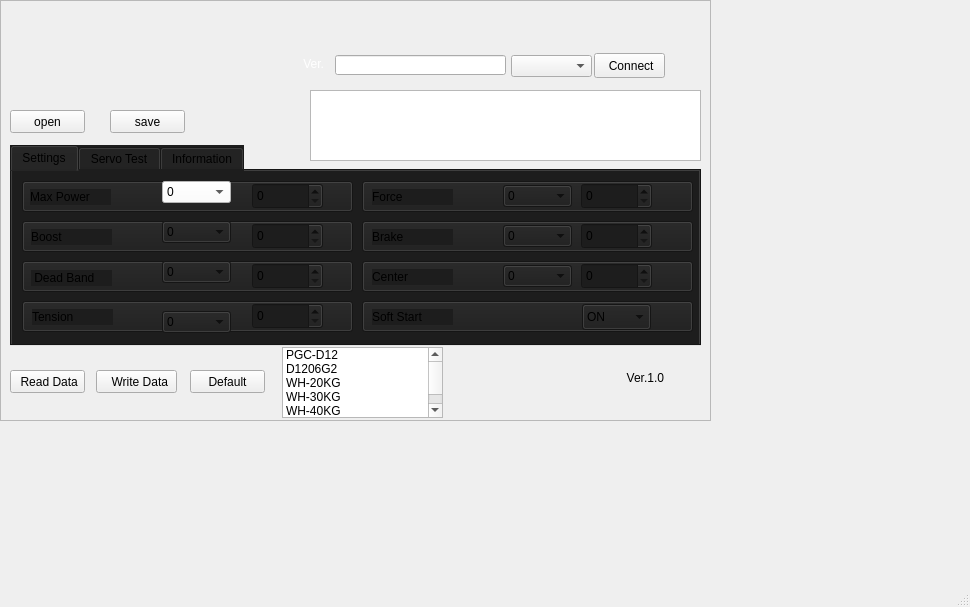
Qt form HDclientNew/mainwindow.ui (lisi099/ServoFixtureAll) before a commit.
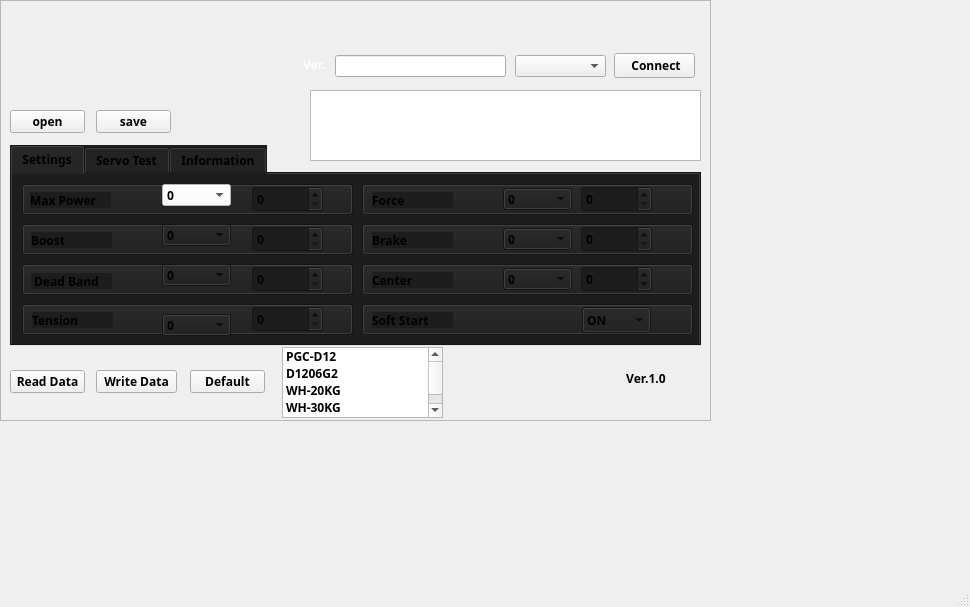
The same form after that commit. The open tabs and pages were chosen to show the change. Icons and pictures are not drawn. Custom widgets are drawn as their Qt base class.

Patch:
```diff
--- a/HDclientNew/mainwindow.ui
+++ b/HDclientNew/mainwindow.ui
@@ -23,11 +23,18 @@
       <height>201</height>
      </rect>
     </property>
+    <property name="font">
+     <font>
+      <family>微软雅黑</family>
+      <weight>75</weight>
+      <bold>true</bold>
+     </font>
+    </property>
     <property name="styleSheet">
      <string notr="true">background-color: rgb(29, 29, 29);</string>
     </property>
     <property name="currentIndex">
-     <number>2</number>
+     <number>1</number>
     </property>
     <widget class="QWidget" name="tab_2">
      <attribute name="title">
@@ -48,6 +55,13 @@
         <height>13</height>
        </size>
       </property>
+      <property name="font">
+       <font>
+        <family>微软雅黑</family>
+        <weight>75</weight>
+        <bold>true</bold>
+       </font>
+      </property>
       <property name="layoutDirection">
        <enum>Qt::LeftToRight</enum>
       </property>
@@ -64,6 +78,13 @@
         <height>16</height>
        </rect>
       </property>
+      <property name="font">
+       <font>
+        <family>微软雅黑</family>
+        <weight>75</weight>
+        <bold>true</bold>
+       </font>
+      </property>
       <property name="text">
        <string>Max Power</string>
       </property>
@@ -77,6 +98,13 @@
         <height>31</height>
        </rect>
       </property>
+      <property name="font">
+       <font>
+        <family>微软雅黑</family>
+        <weight>75</weight>
+        <bold>true</bold>
+       </font>
+      </property>
       <property name="layoutDirection">
        <enum>Qt::LeftToRight</enum>
       </property>
@@ -93,6 +121,13 @@
         <height>31</height>
        </rect>
       </property>
+      <property name="font">
+       <font>
+        <family>微软雅黑</family>
+        <weight>75</weight>
+        <bold>true</bold>
+       </font>
+      </property>
       <property name="layoutDirection">
        <enum>Qt::LeftToRight</enum>
       </property>
@@ -109,6 +144,13 @@
         <height>31</height>
        </rect>
       </property>
+      <property name="font">
+       <font>
+        <family>微软雅黑</family>
+        <weight>75</weight>
+        <bold>true</bold>
+       </font>
+      </property>
       <property name="layoutDirection">
        <enum>Qt::LeftToRight</enum>
       </property>
@@ -125,6 +167,13 @@
         <height>31</height>
        </rect>
       </property>
+      <property name="font">
+       <font>
+        <family>微软雅黑</family>
+        <weight>75</weight>
+        <bold>true</bold>
+       </font>
+      </property>
       <property name="layoutDirection">
        <enum>Qt::LeftToRight</enum>
       </property>
@@ -141,6 +190,13 @@
         <height>22</height>
        </rect>
       </property>
+      <property name="font">
+       <font>
+        <family>微软雅黑</family>
+        <weight>75</weight>
+        <bold>true</bold>
+       </font>
+      </property>
       <property name="styleSheet">
        <string notr="true">background-color: rgb(255, 255, 255);
 color: rgb(0, 0, 0);</string>
@@ -210,6 +266,13 @@
         <height>22</height>
        </rect>
       </property>
+      <property name="font">
+       <font>
+        <family>微软雅黑</family>
+        <weight>75</weight>
+        <bold>true</bold>
+       </font>
+      </property>
       <item>
        <property name="text">
         <string>0</string>
@@ -275,6 +338,13 @@
         <height>22</height>
        </rect>
       </property>
+      <property name="font">
+       <font>
+        <family>微软雅黑</family>
+        <weight>75</weight>
+        <bold>true</bold>
+       </font>
+      </property>
       <item>
        <property name="text">
         <string>0</string>
@@ -340,6 +410,13 @@
         <height>22</height>
        </rect>
       </property>
+      <property name="font">
+       <font>
+        <family>微软雅黑</family>
+        <weight>75</weight>
+        <bold>true</bold>
+       </font>
+      </property>
       <item>
        <property name="text">
         <string>0</string>
@@ -405,6 +482,13 @@
         <height>31</height>
        </rect>
       </property>
+      <property name="font">
+       <font>
+        <family>微软雅黑</family>
+        <weight>75</weight>
+        <bold>true</bold>
+       </font>
+      </property>
       <property name="layoutDirection">
        <enum>Qt::LeftToRight</enum>
       </property>
@@ -421,6 +505,13 @@
         <height>31</height>
        </rect>
       </property>
+      <property name="font">
+       <font>
+        <family>微软雅黑</family>
+        <weight>75</weight>
+        <bold>true</bold>
+       </font>
+      </property>
       <property name="layoutDirection">
        <enum>Qt::LeftToRight</enum>
       </property>
@@ -437,6 +528,13 @@
         <height>31</height>
        </rect>
       </property>
+      <property name="font">
+       <font>
+        <family>微软雅黑</family>
+        <weight>75</weight>
+        <bold>true</bold>
+       </font>
+      </property>
       <property name="layoutDirection">
        <enum>Qt::LeftToRight</enum>
       </property>
@@ -453,6 +551,13 @@
         <height>22</height>
        </rect>
       </property>
+      <property name="font">
+       <font>
+        <family>微软雅黑</family>
+        <weight>75</weight>
+        <bold>true</bold>
+       </font>
+      </property>
       <item>
        <property name="text">
         <string>0</string>
@@ -518,6 +623,13 @@
         <height>22</height>
        </rect>
       </property>
+      <property name="font">
+       <font>
+        <family>微软雅黑</family>
+        <weight>75</weight>
+        <bold>true</bold>
+       </font>
+      </property>
       <item>
        <property name="text">
         <string>0</string>
@@ -583,6 +695,13 @@
         <height>26</height>
        </rect>
       </property>
+      <property name="font">
+       <font>
+        <family>微软雅黑</family>
+        <weight>75</weight>
+        <bold>true</bold>
+       </font>
+      </property>
       <item>
        <property name="text">
         <string>ON</string>
@@ -603,6 +722,13 @@
         <height>22</height>
        </rect>
       </property>
+      <property name="font">
+       <font>
+        <family>微软雅黑</family>
+        <weight>75</weight>
+        <bold>true</bold>
+       </font>
+      </property>
       <item>
        <property name="text">
         <string>0</string>
@@ -668,6 +794,13 @@
         <height>16</height>
        </rect>
       </property>
+      <property name="font">
+       <font>
+        <family>微软雅黑</family>
+        <weight>75</weight>
+        <bold>true</bold>
+       </font>
+      </property>
       <property name="text">
        <string>Boost</string>
       </property>
@@ -681,6 +814,13 @@
         <height>16</height>
        </rect>
       </property>
+      <property name="font">
+       <font>
+        <family>微软雅黑</family>
+        <weight>75</weight>
+        <bold>true</bold>
+       </font>
+      </property>
       <property name="text">
        <string> Dead Band</string>
       </property>
@@ -694,6 +834,13 @@
         <height>16</height>
        </rect>
       </property>
+      <property name="font">
+       <font>
+        <family>微软雅黑</family>
+        <weight>75</weight>
+        <bold>true</bold>
+       </font>
+      </property>
       <property name="text">
        <string>Tension</string>
       </property>
@@ -707,6 +854,13 @@
         <height>16</height>
        </rect>
       </property>
+      <property name="font">
+       <font>
+        <family>微软雅黑</family>
+        <weight>75</weight>
+        <bold>true</bold>
+       </font>
+      </property>
       <property name="text">
        <string>Force</string>
       </property>
@@ -720,6 +874,13 @@
         <height>16</height>
        </rect>
       </property>
+      <property name="font">
+       <font>
+        <family>微软雅黑</family>
+        <weight>75</weight>
+        <bold>true</bold>
+       </font>
+      </property>
       <property name="text">
        <string>Brake</string>
       </property>
@@ -733,6 +894,13 @@
         <height>16</height>
        </rect>
       </property>
+      <property name="font">
+       <font>
+        <family>微软雅黑</family>
+        <weight>75</weight>
+        <bold>true</bold>
+       </font>
+      </property>
       <property name="text">
        <string>Center</string>
       </property>
@@ -746,6 +914,13 @@
         <height>16</height>
        </rect>
       </property>
+      <property name="font">
+       <font>
+        <family>微软雅黑</family>
+        <weight>75</weight>
+        <bold>true</bold>
+       </font>
+      </property>
       <property name="text">
        <string>Soft Start</string>
       </property>
@@ -759,6 +934,13 @@
         <height>26</height>
        </rect>
       </property>
+      <property name="font">
+       <font>
+        <family>微软雅黑</family>
+        <weight>75</weight>
+        <bold>true</bold>
+       </font>
+      </property>
       <property name="maximum">
        <number>10</number>
       </property>
@@ -772,6 +954,13 @@
         <height>26</height>
        </rect>
       </property>
+      <property name="font">
+       <font>
+        <family>微软雅黑</family>
+        <weight>75</weight>
+        <bold>true</bold>
+       </font>
+      </property>
       <property name="maximum">
        <number>10</number>
       </property>
@@ -785,6 +974,13 @@
         <height>26</height>
        </rect>
       </property>
+      <property name="font">
+       <font>
+        <family>微软雅黑</family>
+        <weight>75</weight>
+        <bold>true</bold>
+       </font>
+      </property>
       <property name="maximum">
        <number>10</number>
       </property>
@@ -798,6 +994,13 @@
         <height>26</height>
        </rect>
       </property>
+      <property name="font">
+       <font>
+        <family>微软雅黑</family>
+        <weight>75</weight>
+        <bold>true</bold>
+       </font>
+      </property>
       <property name="maximum">
        <number>10</number>
       </property>
@@ -811,6 +1014,13 @@
         <height>26</height>
        </rect>
       </property>
+      <property name="font">
+       <font>
+        <family>微软雅黑</family>
+        <weight>75</weight>
+        <bold>true</bold>
+       </font>
+      </property>
       <property name="maximum">
        <number>10</number>
       </property>
@@ -824,6 +1034,13 @@
         <height>26</height>
        </rect>
       </property>
+      <property name="font">
+       <font>
+        <family>微软雅黑</family>
+        <weight>75</weight>
+        <bold>true</bold>
+       </font>
+      </property>
       <property name="maximum">
        <number>10</number>
       </property>
@@ -837,6 +1054,16 @@
         <height>26</height>
        </rect>
       </property>
+      <property name="font">
+       <font>
+        <family>微软雅黑</family>
+        <weight>75</weight>
+        <bold>true</bold>
+       </font>
+      </property>
+      <property name="minimum">
+       <number>-10</number>
+      </property>
       <property name="maximum">
        <number>10</number>
       </property>
@@ -855,6 +1082,13 @@
         <height>31</height>
        </rect>
       </property>
+      <property name="font">
+       <font>
+        <family>微软雅黑</family>
+        <weight>75</weight>
+        <bold>true</bold>
+       </font>
+      </property>
       <property name="layoutDirection">
        <enum>Qt::LeftToRight</enum>
       </property>
@@ -871,6 +1105,13 @@
         <height>31</height>
        </rect>
       </property>
+      <property name="font">
+       <font>
+        <family>微软雅黑</family>
+        <weight>75</weight>
+        <bold>true</bold>
+       </font>
+      </property>
       <property name="text">
        <string/>
       </property>
@@ -884,6 +1125,13 @@
         <height>31</height>
        </rect>
       </property>
+      <property name="font">
+       <font>
+        <family>微软雅黑</family>
+        <weight>75</weight>
+        <bold>true</bold>
+       </font>
+      </property>
       <property name="text">
        <string>Narrow Band</string>
       </property>
@@ -897,6 +1145,13 @@
         <height>31</height>
        </rect>
       </property>
+      <property name="font">
+       <font>
+        <family>微软雅黑</family>
+        <weight>75</weight>
+        <bold>true</bold>
+       </font>
+      </property>
       <property name="text">
        <string/>
       </property>
@@ -910,6 +1165,13 @@
         <height>16</height>
        </rect>
       </property>
+      <property name="font">
+       <font>
+        <family>微软雅黑</family>
+        <weight>75</weight>
+        <bold>true</bold>
+       </font>
+      </property>
       <property name="text">
        <string>PWM</string>
       </property>
@@ -923,6 +1185,13 @@
         <height>16</height>
        </rect>
       </property>
+      <property name="font">
+       <font>
+        <family>微软雅黑</family>
+        <weight>75</weight>
+        <bold>true</bold>
+       </font>
+      </property>
       <property name="text">
        <string>PWM</string>
       </property>
@@ -936,6 +1205,13 @@
         <height>23</height>
        </rect>
       </property>
+      <property name="font">
+       <font>
+        <family>微软雅黑</family>
+        <weight>75</weight>
+        <bold>true</bold>
+       </font>
+      </property>
       <property name="text">
        <string>500us</string>
       </property>
@@ -949,6 +1225,13 @@
         <height>23</height>
        </rect>
       </property>
+      <property name="font">
+       <font>
+        <family>微软雅黑</family>
+        <weight>75</weight>
+        <bold>true</bold>
+       </font>
+      </property>
       <property name="text">
        <string>900us</string>
       </property>
@@ -962,6 +1245,13 @@
         <height>23</height>
        </rect>
       </property>
+      <property name="font">
+       <font>
+        <family>微软雅黑</family>
+        <weight>75</weight>
+        <bold>true</bold>
+       </font>
+      </property>
       <property name="text">
        <string>1500us</string>
       </property>
@@ -975,6 +1265,13 @@
         <height>23</height>
        </rect>
       </property>
+      <property name="font">
+       <font>
+        <family>微软雅黑</family>
+        <weight>75</weight>
+        <bold>true</bold>
+       </font>
+      </property>
       <property name="text">
        <string>2100us</string>
       </property>
@@ -988,6 +1285,13 @@
         <height>23</height>
        </rect>
       </property>
+      <property name="font">
+       <font>
+        <family>微软雅黑</family>
+        <weight>75</weight>
+        <bold>true</bold>
+       </font>
+      </property>
       <property name="text">
        <string>2500us</string>
       </property>
@@ -1001,6 +1305,13 @@
         <height>23</height>
        </rect>
       </property>
+      <property name="font">
+       <font>
+        <family>微软雅黑</family>
+        <weight>75</weight>
+        <bold>true</bold>
+       </font>
+      </property>
       <property name="text">
        <string>750us</string>
       </property>
@@ -1014,6 +1325,13 @@
         <height>23</height>
        </rect>
       </property>
+      <property name="font">
+       <font>
+        <family>微软雅黑</family>
+        <weight>75</weight>
+        <bold>true</bold>
+       </font>
+      </property>
       <property name="text">
        <string>500us</string>
       </property>
@@ -1027,6 +1345,13 @@
         <height>23</height>
        </rect>
       </property>
+      <property name="font">
+       <font>
+        <family>微软雅黑</family>
+        <weight>75</weight>
+        <bold>true</bold>
+       </font>
+      </property>
       <property name="text">
        <string>1000us</string>
       </property>
@@ -1034,10 +1359,10 @@
      <widget class="GaugeArc" name="gaugeArc" native="true">
       <property name="geometry">
        <rect>
-        <x>450</x>
+        <x>440</x>
         <y>0</y>
-        <width>200</width>
-        <height>200</height>
+        <width>211</width>
+        <height>191</height>
        </rect>
       </property>
      </widget>
@@ -1055,6 +1380,13 @@
         <height>151</height>
        </rect>
       </property>
+      <property name="font">
+       <font>
+        <family>微软雅黑</family>
+        <weight>75</weight>
+        <bold>true</bold>
+       </font>
+      </property>
       <property name="styleSheet">
        <string notr="true">color: rgb(255, 255, 255);</string>
       </property>
@@ -1065,11 +1397,18 @@
        <property name="geometry">
         <rect>
          <x>23</x>
-         <y>13</y>
-         <width>91</width>
+         <y>19</y>
+         <width>111</width>
          <height>31</height>
         </rect>
        </property>
+       <property name="font">
+        <font>
+         <family>微软雅黑</family>
+         <weight>75</weight>
+         <bold>true</bold>
+        </font>
+       </property>
        <property name="text">
         <string>Load firmware</string>
        </property>
@@ -1077,22 +1416,36 @@
       <widget class="QLineEdit" name="lineEdit_lcdfirmware">
        <property name="geometry">
         <rect>
-         <x>115</x>
-         <y>14</y>
-         <width>161</width>
+         <x>135</x>
+         <y>20</y>
+         <width>181</width>
          <height>31</height>
         </rect>
        </property>
+       <property name="font">
+        <font>
+         <family>微软雅黑</family>
+         <weight>75</weight>
+         <bold>true</bold>
+        </font>
+       </property>
       </widget>
       <widget class="QPushButton" name="pushButton_lcdupgrade">
        <property name="geometry">
         <rect>
          <x>23</x>
          <y>67</y>
-         <width>251</width>
+         <width>291</width>
          <height>31</height>
         </rect>
        </property>
+       <property name="font">
+        <font>
+         <family>微软雅黑</family>
+         <weight>75</weight>
+         <bold>true</bold>
+        </font>
+       </property>
        <property name="text">
         <string> LCD Upgrade</string>
        </property>
@@ -1102,10 +1455,17 @@
         <rect>
          <x>23</x>
          <y>118</y>
-         <width>281</width>
+         <width>291</width>
          <height>23</height>
         </rect>
        </property>
+       <property name="font">
+        <font>
+         <family>微软雅黑</family>
+         <weight>75</weight>
+         <bold>true</bold>
+        </font>
+       </property>
        <property name="value">
         <number>24</number>
        </property>
@@ -1122,6 +1482,13 @@
       <height>421</height>
      </rect>
     </property>
+    <property name="font">
+     <font>
+      <family>微软雅黑</family>
+      <weight>75</weight>
+      <bold>true</bold>
+     </font>
+    </property>
     <property name="styleSheet">
      <string notr="true">background-image: url(:/img/back2.png);</string>
     </property>
@@ -1135,12 +1502,19 @@
    <widget class="QPushButton" name="pushButton_save">
     <property name="geometry">
      <rect>
-      <x>110</x>
+      <x>96</x>
       <y>110</y>
       <width>75</width>
       <height>23</height>
      </rect>
     </property>
+    <property name="font">
+     <font>
+      <family>微软雅黑</family>
+      <weight>75</weight>
+      <bold>true</bold>
+     </font>
+    </property>
     <property name="text">
      <string>save</string>
     </property>
@@ -1154,6 +1528,13 @@
       <height>23</height>
      </rect>
     </property>
+    <property name="font">
+     <font>
+      <family>微软雅黑</family>
+      <weight>75</weight>
+      <bold>true</bold>
+     </font>
+    </property>
     <property name="text">
      <string>open</string>
     </property>
@@ -1167,6 +1548,13 @@
       <height>16</height>
      </rect>
     </property>
+    <property name="font">
+     <font>
+      <family>微软雅黑</family>
+      <weight>75</weight>
+      <bold>true</bold>
+     </font>
+    </property>
     <property name="text">
      <string>  Ver.1.0</string>
     </property>
@@ -1180,23 +1568,37 @@
       <height>71</height>
      </rect>
     </property>
+    <property name="font">
+     <font>
+      <family>微软雅黑</family>
+      <weight>75</weight>
+      <bold>true</bold>
+     </font>
+    </property>
     <property name="html">
      <string>&lt;!DOCTYPE HTML PUBLIC &quot;-//W3C//DTD HTML 4.0//EN&quot; &quot;http://www.w3.org/TR/REC-html40/strict.dtd&quot;&gt;
 &lt;html&gt;&lt;head&gt;&lt;meta name=&quot;qrichtext&quot; content=&quot;1&quot; /&gt;&lt;style type=&quot;text/css&quot;&gt;
 p, li { white-space: pre-wrap; }
-&lt;/style&gt;&lt;/head&gt;&lt;body style=&quot; font-family:'SimSun'; font-size:9pt; font-weight:400; font-style:normal;&quot;&gt;
-&lt;p style=&quot;-qt-paragraph-type:empty; margin-top:0px; margin-bottom:0px; margin-left:0px; margin-right:0px; -qt-block-indent:0; text-indent:0px;&quot;&gt;&lt;br /&gt;&lt;/p&gt;&lt;/body&gt;&lt;/html&gt;</string>
+&lt;/style&gt;&lt;/head&gt;&lt;body style=&quot; font-family:'微软雅黑'; font-size:9pt; font-weight:600; font-style:normal;&quot;&gt;
+&lt;p style=&quot;-qt-paragraph-type:empty; margin-top:0px; margin-bottom:0px; margin-left:0px; margin-right:0px; -qt-block-indent:0; text-indent:0px; font-family:'SimSun'; font-weight:400;&quot;&gt;&lt;br /&gt;&lt;/p&gt;&lt;/body&gt;&lt;/html&gt;</string>
     </property>
    </widget>
    <widget class="QPushButton" name="pushButton_connect">
     <property name="geometry">
      <rect>
-      <x>594</x>
+      <x>614</x>
       <y>53</y>
-      <width>71</width>
+      <width>81</width>
       <height>25</height>
      </rect>
     </property>
+    <property name="font">
+     <font>
+      <family>微软雅黑</family>
+      <weight>75</weight>
+      <bold>true</bold>
+     </font>
+    </property>
     <property name="text">
      <string> Connect</string>
     </property>
@@ -1210,6 +1612,13 @@
       <height>16</height>
      </rect>
     </property>
+    <property name="font">
+     <font>
+      <family>微软雅黑</family>
+      <weight>75</weight>
+      <bold>true</bold>
+     </font>
+    </property>
     <property name="styleSheet">
      <string notr="true">color: rgb(255, 255, 255);</string>
     </property>
@@ -1223,19 +1632,33 @@
       <x>335</x>
       <y>55</y>
       <width>171</width>
-      <height>20</height>
+      <height>22</height>
      </rect>
     </property>
+    <property name="font">
+     <font>
+      <family>微软雅黑</family>
+      <weight>75</weight>
+      <bold>true</bold>
+     </font>
+    </property>
    </widget>
    <widget class="QComboBox" name="comboBox_com">
     <property name="geometry">
      <rect>
-      <x>511</x>
+      <x>515</x>
       <y>55</y>
-      <width>81</width>
+      <width>91</width>
       <height>22</height>
      </rect>
     </property>
+    <property name="font">
+     <font>
+      <family>微软雅黑</family>
+      <weight>75</weight>
+      <bold>true</bold>
+     </font>
+    </property>
    </widget>
    <widget class="QPushButton" name="pushButton_Default">
     <property name="geometry">
@@ -1246,6 +1669,13 @@
       <height>23</height>
      </rect>
     </property>
+    <property name="font">
+     <font>
+      <family>微软雅黑</family>
+      <weight>75</weight>
+      <bold>true</bold>
+     </font>
+    </property>
     <property name="text">
      <string>Default</string>
     </property>
@@ -1259,8 +1689,15 @@
       <height>23</height>
      </rect>
     </property>
+    <property name="font">
+     <font>
+      <family>微软雅黑</family>
+      <weight>75</weight>
+      <bold>true</bold>
+     </font>
+    </property>
     <property name="text">
-     <string> Read Data</string>
+     <string>Read Data</string>
     </property>
    </widget>
    <widget class="QPushButton" name="pushButton_writeData">
@@ -1272,8 +1709,15 @@
       <height>23</height>
      </rect>
     </property>
+    <property name="font">
+     <font>
+      <family>微软雅黑</family>
+      <weight>75</weight>
+      <bold>true</bold>
+     </font>
+    </property>
     <property name="text">
-     <string>  Write Data</string>
+     <string>Write Data</string>
     </property>
    </widget>
    <widget class="QListWidget" name="listWidget">
@@ -1285,6 +1729,13 @@
       <height>71</height>
      </rect>
     </property>
+    <property name="font">
+     <font>
+      <family>微软雅黑</family>
+      <weight>75</weight>
+      <bold>true</bold>
+     </font>
+    </property>
     <item>
      <property name="text">
       <string>PGC-D12</string>
```
